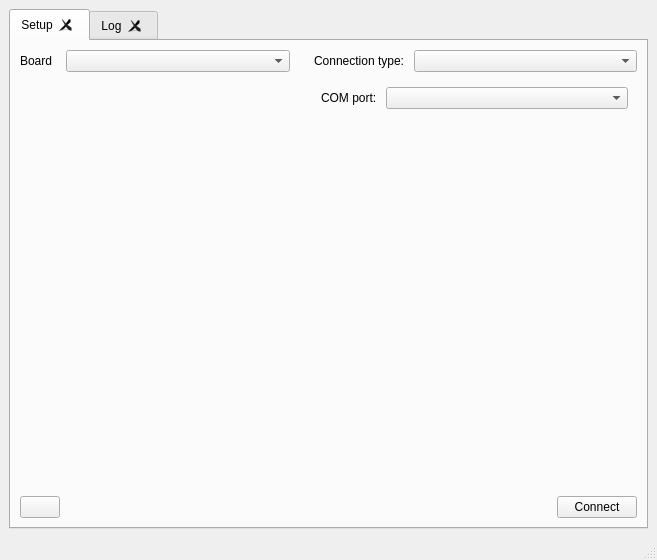
Qt form form/mainwindow.ui (reroora/boardt) before a commit.
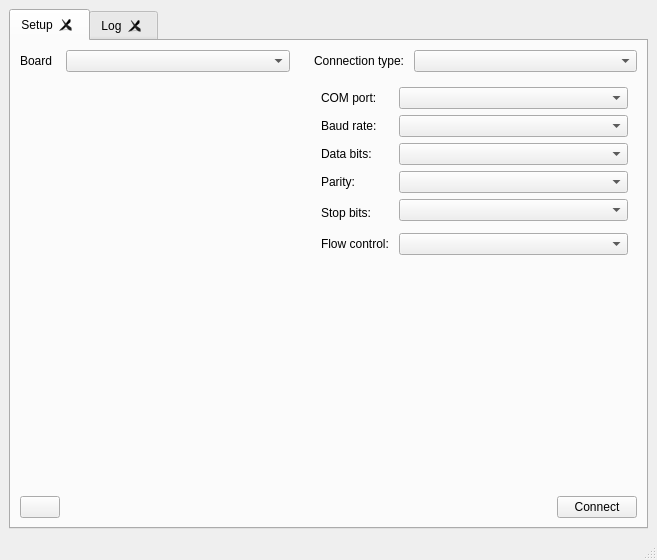
The same form after that commit. The open tabs and pages were chosen to show the change. Icons and pictures are not drawn.

Commit message: feat: add communication via QIODevice (QSerialPort in particular). Add board simulator. Minor fixes in config reader

The edit to the form file:
```diff
--- a/form/mainwindow.ui
+++ b/form/mainwindow.ui
@@ -96,15 +96,21 @@
           </property>
           <widget class="QWidget" name="comPage">
            <layout class="QGridLayout" name="gridLayout_3">
-            <item row="0" column="2">
-             <widget class="QComboBox" name="comboBox_3">
-              <property name="sizePolicy">
-               <sizepolicy hsizetype="Expanding" vsizetype="Fixed">
-                <horstretch>0</horstretch>
-                <verstretch>0</verstretch>
-               </sizepolicy>
+            <item row="0" column="0">
+             <spacer name="horizontalSpacer">
+              <property name="orientation">
+               <enum>Qt::Horizontal</enum>
               </property>
-             </widget>
+              <property name="sizeType">
+               <enum>QSizePolicy::Fixed</enum>
+              </property>
+              <property name="sizeHint" stdset="0">
+               <size>
+                <width>10</width>
+                <height>20</height>
+               </size>
+              </property>
+             </spacer>
             </item>
             <item row="0" column="1">
              <widget class="QLabel" name="label_3">
@@ -113,7 +119,52 @@
               </property>
              </widget>
             </item>
-            <item row="1" column="2">
+            <item row="0" column="2" colspan="4">
+             <widget class="QComboBox" name="comPortNameComboBox">
+              <property name="sizePolicy">
+               <sizepolicy hsizetype="Expanding" vsizetype="Fixed">
+                <horstretch>0</horstretch>
+                <verstretch>0</verstretch>
+               </sizepolicy>
+              </property>
+             </widget>
+            </item>
+            <item row="1" column="1">
+             <widget class="QLabel" name="label_4">
+              <property name="text">
+               <string>Baud rate: </string>
+              </property>
+             </widget>
+            </item>
+            <item row="2" column="1">
+             <widget class="QLabel" name="label_5">
+              <property name="text">
+               <string>Data bits: </string>
+              </property>
+             </widget>
+            </item>
+            <item row="3" column="1">
+             <widget class="QLabel" name="label_6">
+              <property name="text">
+               <string>Parity: </string>
+              </property>
+             </widget>
+            </item>
+            <item row="5" column="1" rowspan="2">
+             <widget class="QLabel" name="label_7">
+              <property name="text">
+               <string>Stop bits: </string>
+              </property>
+             </widget>
+            </item>
+            <item row="8" column="1">
+             <widget class="QLabel" name="label_8">
+              <property name="text">
+               <string>Flow control: </string>
+              </property>
+             </widget>
+            </item>
+            <item row="9" column="2">
              <spacer name="verticalSpacer">
               <property name="orientation">
                <enum>Qt::Vertical</enum>
@@ -126,21 +177,55 @@
               </property>
              </spacer>
             </item>
-            <item row="0" column="0">
-             <spacer name="horizontalSpacer">
-              <property name="orientation">
-               <enum>Qt::Horizontal</enum>
+            <item row="1" column="2" colspan="4">
+             <widget class="QComboBox" name="comPortBaudRateComboBox">
+              <property name="sizePolicy">
+               <sizepolicy hsizetype="Expanding" vsizetype="Fixed">
+                <horstretch>0</horstretch>
+                <verstretch>0</verstretch>
+               </sizepolicy>
               </property>
-              <property name="sizeType">
-               <enum>QSizePolicy::Minimum</enum>
+             </widget>
+            </item>
+            <item row="2" column="2" colspan="4">
+             <widget class="QComboBox" name="comPortDataBitsComboBox">
+              <property name="sizePolicy">
+               <sizepolicy hsizetype="Expanding" vsizetype="Fixed">
+                <horstretch>0</horstretch>
+                <verstretch>0</verstretch>
+               </sizepolicy>
               </property>
-              <property name="sizeHint" stdset="0">
-               <size>
-                <width>10</width>
-                <height>20</height>
-               </size>
+             </widget>
+            </item>
+            <item row="3" column="2" colspan="4">
+             <widget class="QComboBox" name="comPortParityComboBox">
+              <property name="sizePolicy">
+               <sizepolicy hsizetype="Expanding" vsizetype="Fixed">
+                <horstretch>0</horstretch>
+                <verstretch>0</verstretch>
+               </sizepolicy>
               </property>
-             </spacer>
+             </widget>
+            </item>
+            <item row="5" column="2" colspan="4">
+             <widget class="QComboBox" name="comPortStopBitsComboBox">
+              <property name="sizePolicy">
+               <sizepolicy hsizetype="Expanding" vsizetype="Fixed">
+                <horstretch>0</horstretch>
+                <verstretch>0</verstretch>
+               </sizepolicy>
+              </property>
+             </widget>
+            </item>
+            <item row="8" column="2" colspan="4">
+             <widget class="QComboBox" name="comPortFlowControlComboBox">
+              <property name="sizePolicy">
+               <sizepolicy hsizetype="Expanding" vsizetype="Fixed">
+                <horstretch>0</horstretch>
+                <verstretch>0</verstretch>
+               </sizepolicy>
+              </property>
+             </widget>
             </item>
            </layout>
           </widget>
```
Left out of the diff: 4 changed lines with no effect on the pictures. The commit also changes 10 other files.
